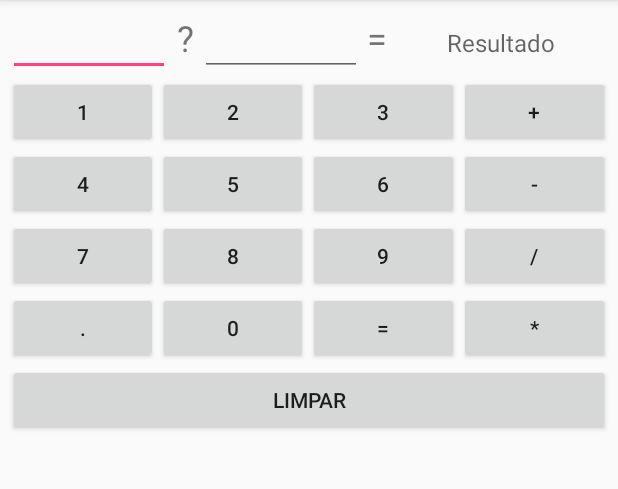
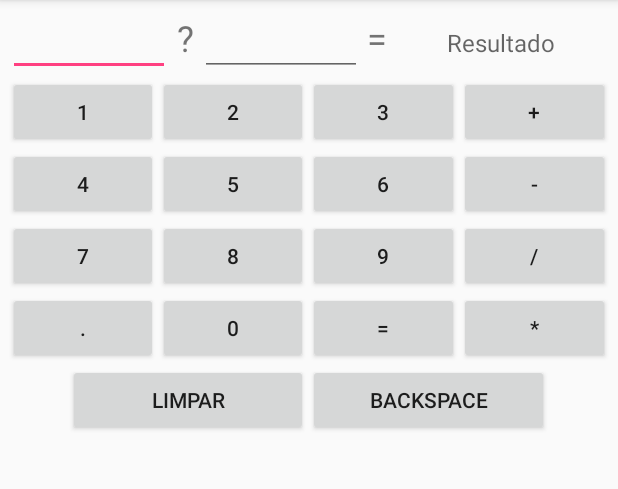
Before and after one commit to CristopherMartins/AraKetu, an Android app: the screen it shows after launch (MainActivity), on a phone screen of 412 x 824 dp, the part 84-573 px from its top. Run offline under Robolectric (Android 15) with nearby library versions, the phone set to English and light mode, and no system bars; 1 statement that could not run was skipped.

```diff
--- a/calculadora/app/src/main/res/layout/activity_main.xml
+++ b/calculadora/app/src/main/res/layout/activity_main.xml
@@ -205,14 +205,20 @@
         android:layout_width="match_parent"
         android:layout_height="wrap_content"
         android:weightSum="1.0"
-        android:orientation="vertical"
-        android:layout_below="@+id/wrapper5">
+        android:gravity="center">
+        <Button
+            android:id="@+id/btnLimpar"
+            android:text="Limpar"
+            android:layout_height="wrap_content"
+            android:layout_width="0dp"
+            android:layout_weight=".40" />
 
         <Button
-            android:id="@+id/btnLimpar"
-            android:layout_width="match_parent"
+            android:id="@+id/btnBackSpace"
+            android:text="BackSpace"
+            android:layout_width="0dp"
             android:layout_height="wrap_content"
-            android:text="Limpar" />
+            android:layout_weight="0.4" />
 
     </LinearLayout>
 </LinearLayout>
```
Also changed, not shown: calculadora/app/src/main/java/com/cristopher/calculadora/MainActivity.java (+35 -1 lines).
